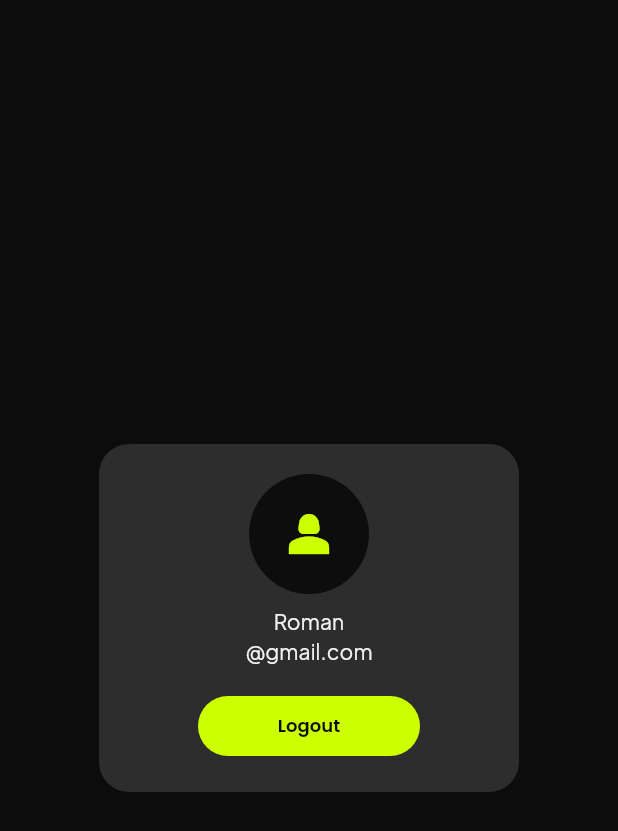
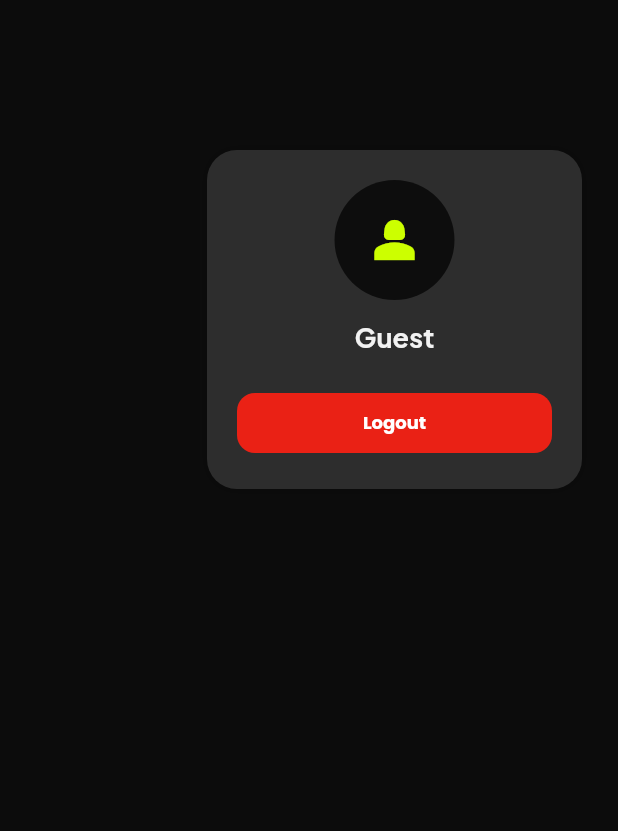
Before and after one commit to almhfzrhmn/OOTDMate---Flutter, a Flutter app: the ProfileDialog widget shown alone on an empty page, opened directly, on a phone screen of 412 x 824 dp. Shown: the top 831 px of the screen. Run offline on Flutter 3.47's test engine with Material 3 defaults, Android fonts, the phone set to English and light mode, and no system bars; our stand-ins replace dio, flutter_dotenv, google_fonts, supabase_flutter; accounts and stored records are empty; network calls fail.

Commit message:
feat : Users can now logout

```diff
--- a/lib/widgets/app_header.dart
+++ b/lib/widgets/app_header.dart
@@ -1,6 +1,7 @@
 import "package:flutter/material.dart";
 import "package:ootdmate_frontend/core/theme/app_theme.dart";
 import "package:ootdmate_frontend/models/user_model.dart";
+import "package:ootdmate_frontend/services/auth-services/auth_services.dart";
 import 'package:ootdmate_frontend/widgets/modals/profile_dialog.dart';
 
 class AppHeader extends StatelessWidget implements PreferredSizeWidget {
@@ -67,7 +68,7 @@ class AppHeader extends StatelessWidget implements PreferredSizeWidget {
                   } else {
                     showDialog(
                       context: context,
-                      builder: (context) => const ProfileDialog(),
+                      builder: (context) => ProfileDialog(user: currentUser),
                     );
                   }
                 },
--- a/lib/widgets/modals/profile_dialog.dart
+++ b/lib/widgets/modals/profile_dialog.dart
@@ -1,48 +1,96 @@
 import 'package:flutter/material.dart';
 import 'package:ootdmate_frontend/core/theme/app_theme.dart';
+import 'package:ootdmate_frontend/services/auth-services/auth_services.dart';
+import 'package:ootdmate_frontend/models/user_model.dart';
 
 class ProfileDialog extends StatelessWidget {
-  const ProfileDialog({super.key});
+  final UserModel? user;
+
+  const ProfileDialog({
+    super.key,
+    this.user,
+  });
 
   @override
   Widget build(BuildContext context) {
-    return Dialog(
-      shape: RoundedRectangleBorder(
+    final displayName = user?.fullName ?? 'Guest';
+    final email = user?.email ?? '';
+
+    return Align(
+      alignment: Alignment.topRight,
+      child: Padding(
+        padding: const EdgeInsets.only(top: 100.0, right: 24.0),
+        child: Material(
+          color: Colors.transparent,
+          child: Container(
+            width: 250,
+            decoration: BoxDecoration(
+              color: Theme.of(context).colorScheme.surface,
               borderRadius: BorderRadius.circular(20),
+              boxShadow: [
+                BoxShadow(
+                  color: Colors.black.withAlpha(25),
+                  blurRadius: 10,
+                  spreadRadius: 2,
+                )
+              ]
             ),
-      child: Padding(
-        padding: EdgeInsetsGeometry.all(20.0),
+            padding: const EdgeInsets.all(20.0),
             child: Column(
               mainAxisSize: MainAxisSize.min,
               children: [
                 CircleAvatar(
                   radius: 40,
                   backgroundColor: AppTheme.primarySecond,
-              child: Icon(
+                  backgroundImage: (user?.avatarUrl != null && user!.avatarUrl!.isNotEmpty)
+                      ? NetworkImage(user!.avatarUrl!)
+                      : null,
+                  child: (user?.avatarUrl == null || user!.avatarUrl!.isEmpty)
+                    ? Icon(
                         Icons.person_2,
                         size: 40,
                         color: AppTheme.acidGreen,
+                      )
+                    : null,
                 ),
+                const SizedBox(height: 12),
+                Text(
+                  displayName,
+                  style: const TextStyle(fontSize: 18, fontWeight: FontWeight.bold),
+                  textAlign: TextAlign.center,
                 ),
-            const SizedBox(height: 8),
-            const Text(
-              "Roman",
+                if (email.isNotEmpty)
+                  Text(
+                    email,
+                    style: const TextStyle(color: Colors.grey, fontSize: 14),
+                    textAlign: TextAlign.center,
                   ),
-            const Text(
-              "@gmail.com",
+                const SizedBox(height: 20),
+                SizedBox(
+                  width: double.infinity,
+                  child: ElevatedButton(
+                    style: ElevatedButton.styleFrom(
+                      backgroundColor: AppTheme.error,
+                      foregroundColor: Colors.white,
+                      shape: RoundedRectangleBorder(
+                        borderRadius: BorderRadius.circular(12)
+                      )
                     ),
-            const SizedBox(height: 16),
-            ElevatedButton(
-              onPressed: () {
-                //
+                    onPressed: () async {
+                      if (context.mounted) {
+                        Navigator.of(context).pop();
+                      }
+
+                      await AuthServices().signOut();
                     },
-              child: Text(
-                "Logout"
+                    child: const Text("Logout", style: TextStyle(fontWeight: FontWeight.bold)),
                   ),
                 ),
               ],
             ),
           ),
+        ),
+      ),
     );
   }
 }
```
Lines whose indentation alone changed are shown as unchanged.
